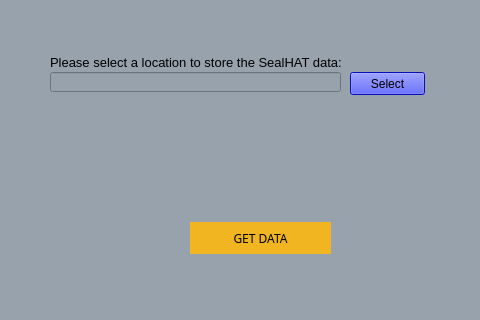
This is SealHAT_GUI_App/maindialog.ui in SealHAT/GUI_Application as Qt 5 draws it before an edit; both pictures show x 260 to 740 and y 238 to 558 of the 850 by 558 pixel window. The edited form follows.
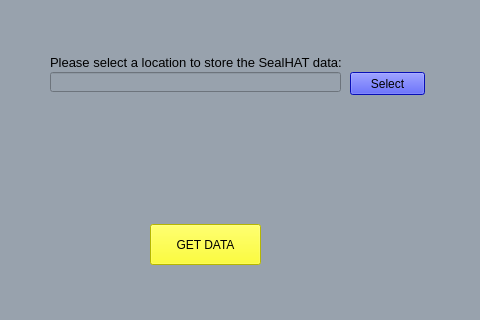
This is the edited form. The open tabs and pages were chosen to show the change. Icons and pictures are not drawn.

The edit to the form file:
```diff
--- a/SealHAT_GUI_App/maindialog.ui
+++ b/SealHAT_GUI_App/maindialog.ui
@@ -6629,38 +6629,6 @@
         <bool>true</bool>
        </property>
       </widget>
-      <widget class="QPushButton" name="getDataButton">
-       <property name="geometry">
-        <rect>
-         <x>250</x>
-         <y>410</y>
-         <width>141</width>
-         <height>32</height>
-        </rect>
-       </property>
-       <property name="font">
-        <font>
-         <family>Futura</family>
-        </font>
-       </property>
-       <property name="styleSheet">
-        <string notr="true">background-color:  rgb(241, 181, 33);
-color: rgb(0, 0, 0);
-border: none;</string>
-       </property>
-       <property name="text">
-        <string>GET DATA</string>
-       </property>
-       <property name="autoDefault">
-        <bool>false</bool>
-       </property>
-       <property name="default">
-        <bool>false</bool>
-       </property>
-       <property name="flat">
-        <bool>false</bool>
-       </property>
-      </widget>
       <widget class="QLabel" name="dataRetrievalLabel_2">
        <property name="geometry">
         <rect>
@@ -6714,6 +6682,22 @@
         <string>Select</string>
        </property>
       </widget>
+      <widget class="QPushButton" name="getDataButton">
+       <property name="geometry">
+        <rect>
+         <x>210</x>
+         <y>412</y>
+         <width>111</width>
+         <height>41</height>
+        </rect>
+       </property>
+       <property name="styleSheet">
+        <string notr="true">background-color: rgb(255, 255, 0);</string>
+       </property>
+       <property name="text">
+        <string>GET DATA</string>
+       </property>
+      </widget>
      </widget>
     </widget>
     <widget class="QGraphicsView" name="retrieveSideBarBackground">
```
Left out of the diff: 6 changed lines with no effect on the pictures.
